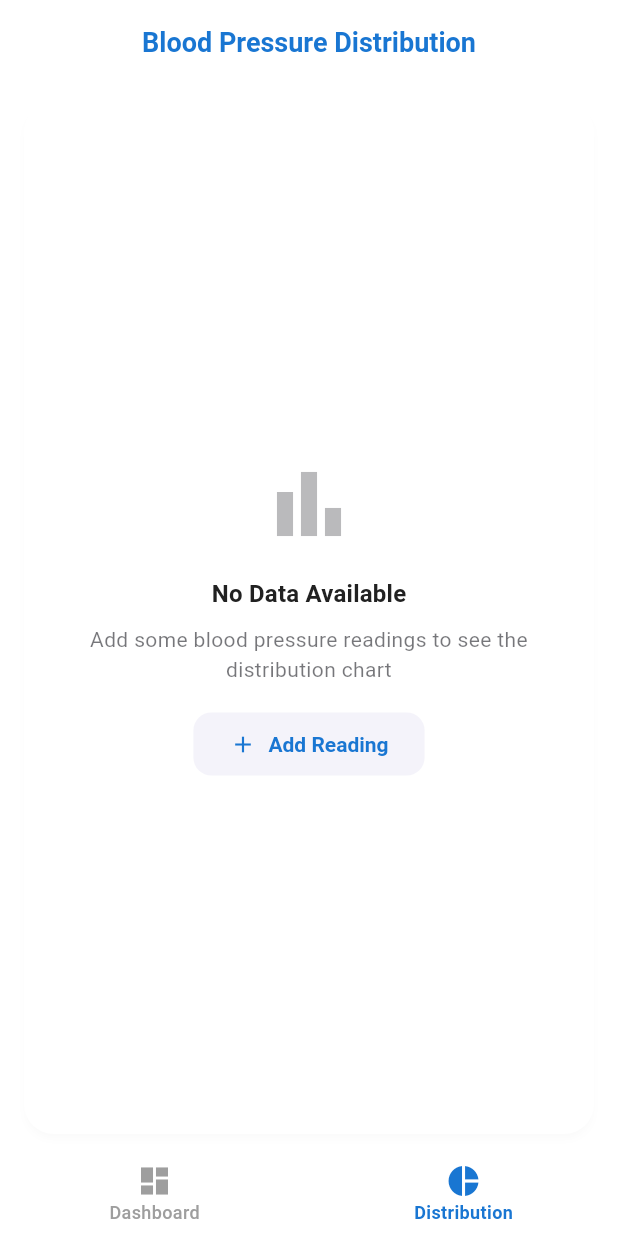
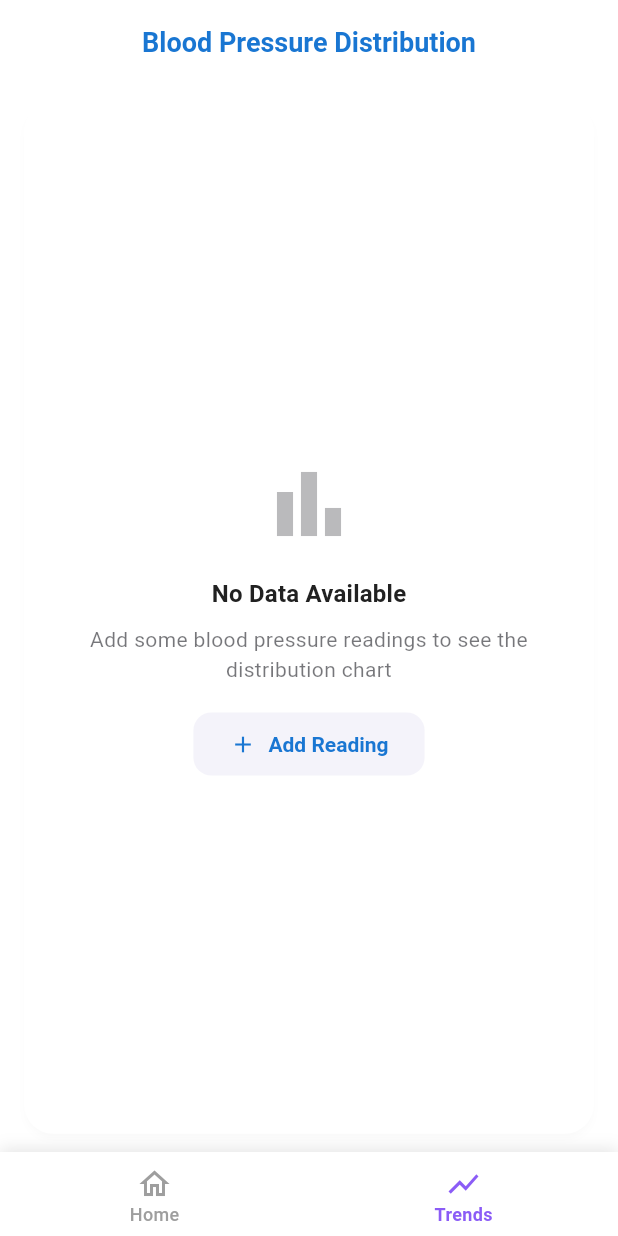
Before and after one commit to herryhou/cardio_tracker, a Flutter app: the screen it shows after launch, item 2 of the bottom bar chosen, on a phone screen of 412 x 824 dp. Run offline on Flutter 3.47's test engine with Material 3 defaults, Android fonts, the phone set to English and light mode, and no system bars; our stand-ins replace csv, fl_chart, flutter_secure_storage, share_plus, shared_preferences, sqflite; accounts and stored records are empty; Roboto replaces fonts that are missing (SF Pro Display).

Commit message:
feat: improve icons & bottom navigation (Task 9)
- Replace emoji heart icons with proper vector HeartIcon widget using CustomPainter
- Update bottom navigation with text labels "Home" and "Trends"
- Increase icon sizes to 24dp as required
- Add active state styling with purple color for selected items
- Add proper touch targets and visual hierarchy
- Create comprehensive test suite for bottom navigation improvements

🤖 Generated with [Claude Code](https://claude.com/claude-code)

Co-Authored-By: Claude <noreply@anthropic.com>

```diff
--- a/lib/app.dart
+++ b/lib/app.dart
@@ -1,6 +1,7 @@
 import 'package:flutter/material.dart';
 import 'screens/dashboard_screen.dart';
 import 'screens/distribution_screen.dart';
+import 'widgets/app_icon.dart';
 
 class App extends StatefulWidget {
   const App({super.key});
@@ -27,22 +28,70 @@ class _AppState extends State<App> {
   Widget build(BuildContext context) {
     return Scaffold(
       body: _screens[_selectedIndex],
-      bottomNavigationBar: BottomNavigationBar(
+      bottomNavigationBar: Container(
+        decoration: BoxDecoration(
+          boxShadow: [
+            BoxShadow(
+              color: Colors.black.withOpacity(0.1),
+              blurRadius: 8,
+              offset: const Offset(0, -2),
+            ),
+          ],
+        ),
+        child: BottomNavigationBar(
           currentIndex: _selectedIndex,
           onTap: _onItemTapped,
           type: BottomNavigationBarType.fixed,
-        selectedItemColor: Theme.of(context).colorScheme.primary,
+          selectedItemColor: const Color(0xFF8B5CF6),
           unselectedItemColor: Colors.grey,
-        items: const [
+          selectedLabelStyle: const TextStyle(
+            fontSize: 12,
+            fontWeight: FontWeight.w600,
+          ),
+          unselectedLabelStyle: const TextStyle(
+            fontSize: 12,
+            fontWeight: FontWeight.w500,
+          ),
+          elevation: 0,
+          items: [
             BottomNavigationBarItem(
-            icon: Icon(Icons.dashboard),
-            label: 'Dashboard',
+              icon: Container(
+                padding: const EdgeInsets.only(top: 3.0),
+                child: const Icon(
+                  Icons.home_outlined,
+                  size: 24,
+                ),
+              ),
+              activeIcon: Container(
+                padding: const EdgeInsets.only(top: 3.0),
+                child: const Icon(
+                  Icons.home,
+                  size: 24,
+                  color: Color(0xFF8B5CF6),
+                ),
+              ),
+              label: 'Home',
             ),
             BottomNavigationBarItem(
-            icon: Icon(Icons.pie_chart),
-            label: 'Distribution',
+              icon: Container(
+                padding: const EdgeInsets.only(top: 3.0),
+                child: const Icon(
+                  Icons.show_chart_outlined,
+                  size: 24,
+                ),
+              ),
+              activeIcon: Container(
+                padding: const EdgeInsets.only(top: 3.0),
+                child: const Icon(
+                  Icons.show_chart,
+                  size: 24,
+                  color: Color(0xFF8B5CF6),
+                ),
+              ),
+              label: 'Trends',
             ),
           ],
+        ),
       ),
     );
   }
```
Also changed, not shown: lib/screens/dashboard_screen.dart (+15 -12 lines), lib/widgets/app_icon.dart (+135 -0 lines), 1 other file. Lines whose indentation alone changed are shown as unchanged.
